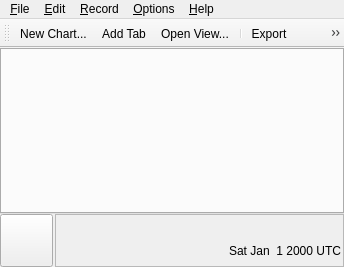
Above: src/chart/kmchart.ui from performancecopilot/pcp before the change. Below: the same form after it.
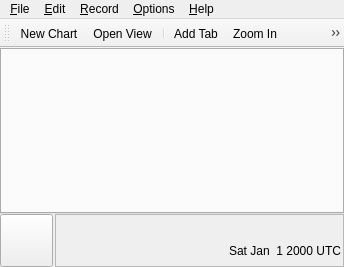
That is the form after the change. Icons and pictures are not drawn. Custom widgets are drawn as their Qt base class.

Commit message:
Move two features back from wishlist to the kmchart 1.0 list. These are the toolbox setting dialog (it was a slow AFL grand final...), and the ability to zoom in/out.  Turns out neither is overly difficult.  The ability to customize the toolbar is fairly handy (e.g. I like the toolbar on the right a fair bit, as it gives more vertical space - its not everyones cup of tea though), and zooming looks like it'll be easy since we have a visible/total samples split already.
This change updates the README to reflect the above, and also
implements Toolbar settings (both code and interactive QA).

Diff of the .ui file:
```diff
--- a/src/chart/kmchart.ui
+++ b/src/chart/kmchart.ui
@@ -304,9 +304,12 @@
     <number>4</number>
    </attribute>
    <addaction name="fileNewChartAction" />
-   <addaction name="addTabAction" />
    <addaction name="fileOpenViewAction" />
    <addaction name="separator" />
+   <addaction name="addTabAction" />
+   <addaction name="zoomInAction" />
+   <addaction name="zoomOutAction" />
+   <addaction name="separator" />
    <addaction name="fileExportAction" />
    <addaction name="filePrintAction" />
    <addaction name="separator" />
@@ -320,7 +323,7 @@
     <string>&amp;Open View...</string>
    </property>
    <property name="iconText" >
-    <string>Open View...</string>
+    <string>Open View</string>
    </property>
    <property name="shortcut" >
     <string>Ctrl+O</string>
@@ -482,17 +485,6 @@
     <string>&amp;New Chart...</string>
    </property>
    <property name="iconText" >
-    <string>New Chart...</string>
-   </property>
-  </action>
-  <action name="fileNewTabAction" >
-   <property name="icon" >
-    <iconset resource="kmchart.qrc" >:/document-new.png</iconset>
-   </property>
-   <property name="text" >
-    <string>&amp;New Chart...</string>
-   </property>
-   <property name="iconText" >
     <string>New Chart</string>
    </property>
   </action>
```
Left out of the diff: 44 changed lines with no effect on the pictures. The commit also changes 9 other files.
